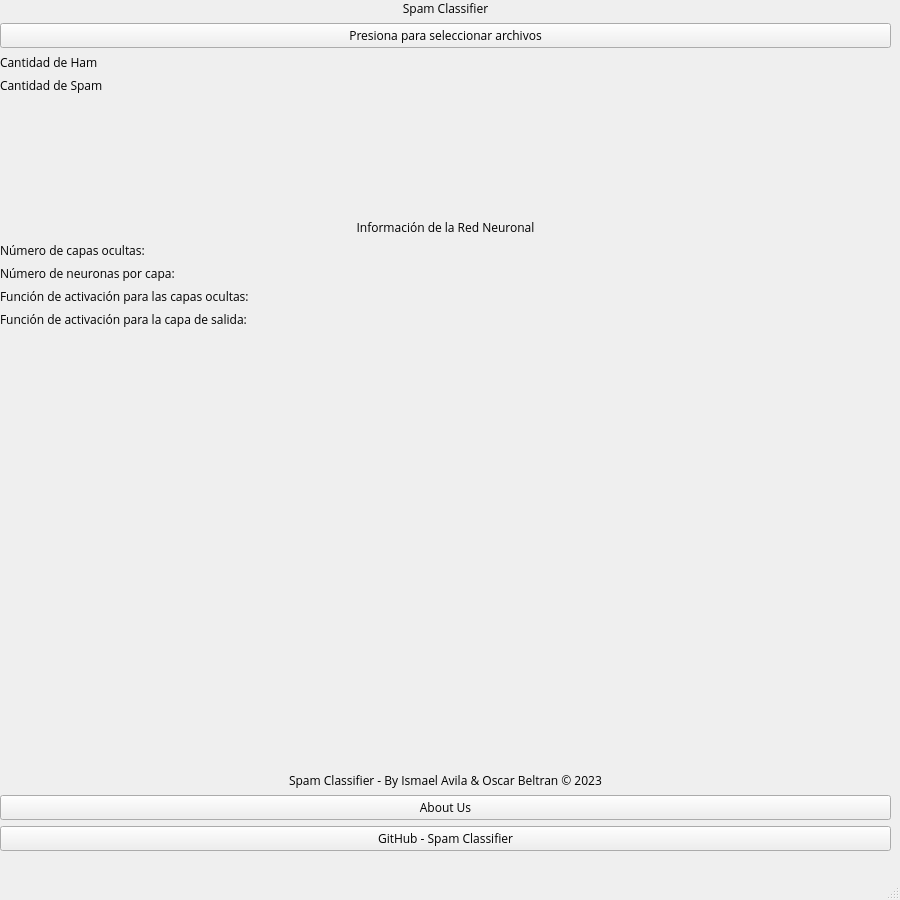
Above: main_window.ui from ismaelg-avilag/mlp-spam-classifier before the change. Below: the same form after it.
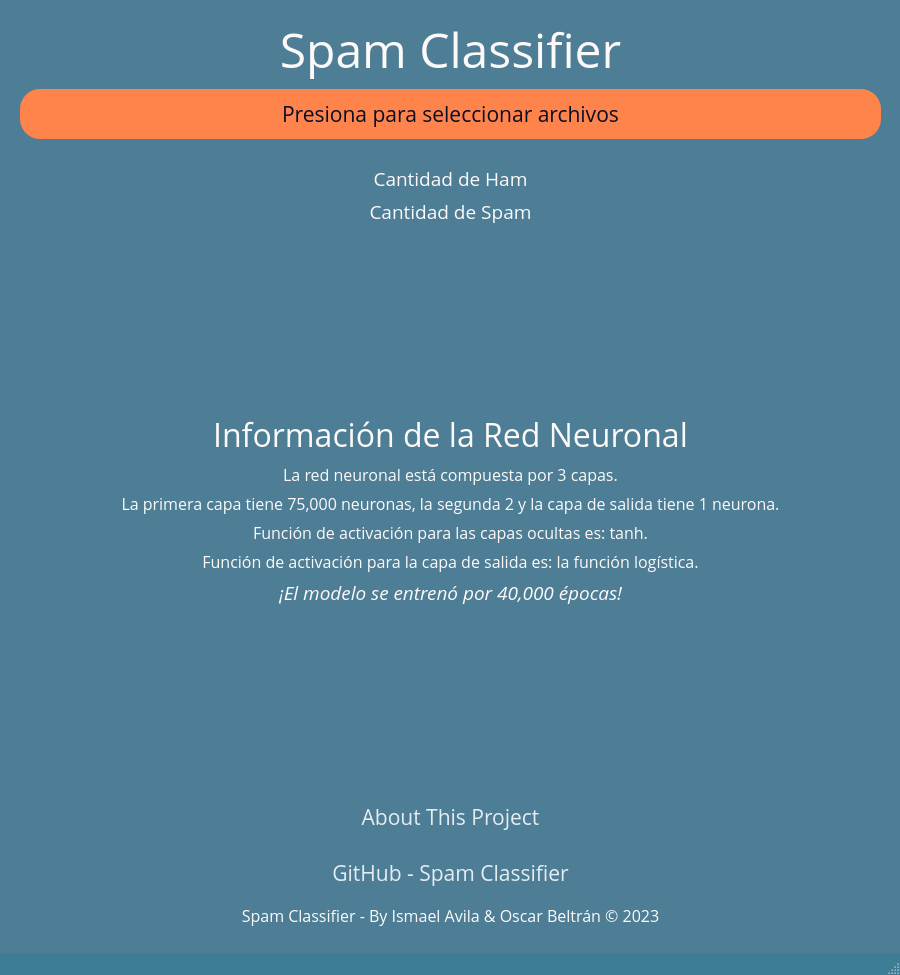
That is the form after the change. Icons and pictures are not drawn.

Commit message: Se agregaron estilos CSS e ícono a la ventana

```diff
--- a/main_window.ui
+++ b/main_window.ui
@@ -7,26 +7,52 @@
     <x>0</x>
     <y>0</y>
     <width>900</width>
-    <height>900</height>
+    <height>975</height>
    </rect>
   </property>
+  <property name="sizePolicy">
+   <sizepolicy hsizetype="Fixed" vsizetype="Fixed">
+    <horstretch>0</horstretch>
+    <verstretch>0</verstretch>
+   </sizepolicy>
+  </property>
+  <property name="minimumSize">
+   <size>
+    <width>900</width>
+    <height>975</height>
+   </size>
+  </property>
+  <property name="maximumSize">
+   <size>
+    <width>900</width>
+    <height>975</height>
+   </size>
+  </property>
   <property name="windowTitle">
    <string>Spam Classifier</string>
   </property>
   <property name="styleSheet">
-   <string notr="true"/>
+   <string notr="true">QMainWindow {
+background: #3E7D96;
+}</string>
   </property>
   <property name="locale">
    <locale language="English" country="UnitedStates"/>
   </property>
   <widget class="QWidget" name="centralwidget">
+   <property name="styleSheet">
+    <string notr="true">QWidget {
+background: #4E7D96;
+
+}</string>
+   </property>
    <widget class="QWidget" name="gridLayoutWidget">
     <property name="geometry">
      <rect>
-      <x>0</x>
-      <y>0</y>
-      <width>891</width>
-      <height>851</height>
+      <x>20</x>
+      <y>16</y>
+      <width>861</width>
+      <height>911</height>
      </rect>
     </property>
     <property name="font">
@@ -35,118 +61,22 @@
      </font>
     </property>
     <layout class="QGridLayout" name="gridLayout">
-     <item row="2" column="0">
-      <widget class="QLabel" name="label_3">
-       <property name="font">
-        <font>
-         <family>Open Sans</family>
-        </font>
-       </property>
-       <property name="text">
-        <string>Cantidad de Ham</string>
-       </property>
-      </widget>
-     </item>
-     <item row="6" column="0">
-      <widget class="QLabel" name="label_6">
-       <property name="font">
-        <font>
-         <family>Open Sans</family>
-        </font>
-       </property>
-       <property name="text">
-        <string>Número de capas ocultas:</string>
-       </property>
-      </widget>
-     </item>
-     <item row="4" column="0">
-      <spacer name="verticalSpacer_2">
-       <property name="font">
-        <font>
-         <family>Open Sans</family>
-        </font>
-       </property>
-       <property name="orientation">
-        <enum>Qt::Vertical</enum>
-       </property>
-       <property name="sizeHint" stdset="0">
-        <size>
-         <width>20</width>
-         <height>40</height>
-        </size>
-       </property>
-      </spacer>
-     </item>
-     <item row="1" column="0">
-      <widget class="QPushButton" name="pushButton">
-       <property name="font">
-        <font>
-         <family>Open Sans</family>
-        </font>
-       </property>
-       <property name="text">
-        <string>Presiona para seleccionar archivos</string>
-       </property>
-      </widget>
-     </item>
-     <item row="13" column="0">
-      <widget class="QPushButton" name="pushButton_3">
-       <property name="font">
-        <font>
-         <family>Open Sans</family>
-        </font>
-       </property>
-       <property name="text">
-        <string>About Us</string>
-       </property>
-      </widget>
-     </item>
-     <item row="12" column="0">
-      <widget class="QLabel" name="label_2">
-       <property name="font">
-        <font>
-         <family>Open Sans</family>
-        </font>
-       </property>
-       <property name="text">
-        <string>Spam Classifier - By Ismael Avila &amp; Oscar Beltran © 2023</string>
-       </property>
-       <property name="alignment">
-        <set>Qt::AlignCenter</set>
-       </property>
-      </widget>
-     </item>
-     <item row="8" column="0">
-      <widget class="QLabel" name="label_8">
-       <property name="font">
-        <font>
-         <family>Open Sans</family>
-        </font>
-       </property>
-       <property name="text">
-        <string>Función de activación para las capas ocultas:</string>
-       </property>
-      </widget>
-     </item>
-     <item row="7" column="0">
-      <widget class="QLabel" name="label_7">
-       <property name="font">
-        <font>
-         <family>Open Sans</family>
-        </font>
-       </property>
-       <property name="text">
-        <string>Número de neuronas por capa:</string>
-       </property>
-      </widget>
-     </item>
      <item row="0" column="0">
       <widget class="QLabel" name="label">
        <property name="font">
         <font>
          <family>Open Sans</family>
+         <pointsize>36</pointsize>
+         <italic>false</italic>
         </font>
        </property>
+       <property name="styleSheet">
+        <string notr="true">QLabel {
+color: #FCFAF8;
+margin: 0;
+padding: 0;
+}</string>
+       </property>
        <property name="text">
         <string>Spam Classifier</string>
        </property>
@@ -155,33 +85,37 @@
        </property>
       </widget>
      </item>
-     <item row="10" column="0">
-      <spacer name="verticalSpacer">
-       <property name="font">
-        <font>
-         <family>Open Sans</family>
-        </font>
-       </property>
+     <item row="12" column="0">
+      <spacer name="verticalSpacer_2">
        <property name="orientation">
         <enum>Qt::Vertical</enum>
        </property>
        <property name="sizeHint" stdset="0">
         <size>
          <width>20</width>
-         <height>438</height>
+         <height>40</height>
         </size>
        </property>
       </spacer>
      </item>
-     <item row="14" column="0">
-      <widget class="QPushButton" name="pushButton_2">
+     <item row="9" column="0">
+      <widget class="QLabel" name="label_8">
        <property name="font">
         <font>
          <family>Open Sans</family>
+         <pointsize>12</pointsize>
         </font>
        </property>
+       <property name="styleSheet">
+        <string notr="true">QLabel {
+color: #FCFAF8;
+}</string>
+       </property>
        <property name="text">
-        <string>GitHub - Spam Classifier</string>
+        <string>Función de activación para las capas ocultas es: tanh.</string>
+       </property>
+       <property name="alignment">
+        <set>Qt::AlignCenter</set>
        </property>
       </widget>
      </item>
@@ -190,20 +124,79 @@
        <property name="font">
         <font>
          <family>Open Sans</family>
+         <pointsize>14</pointsize>
         </font>
        </property>
+       <property name="styleSheet">
+        <string notr="true">QLabel {
+color: #FCFAF8;
+}</string>
+       </property>
        <property name="text">
-        <string>Cantidad de Spam</string>
+        <string>Cantidad de Ham</string>
        </property>
+       <property name="alignment">
+        <set>Qt::AlignCenter</set>
+       </property>
       </widget>
      </item>
-     <item row="5" column="0">
+     <item row="16" column="0">
+      <widget class="QLabel" name="label_2">
+       <property name="font">
+        <font>
+         <family>Open Sans</family>
+         <pointsize>12</pointsize>
+        </font>
+       </property>
+       <property name="styleSheet">
+        <string notr="true">QLabel {
+color: #FCFAF8;
+}</string>
+       </property>
+       <property name="text">
+        <string>Spam Classifier - By Ismael Avila &amp; Oscar Beltrán © 2023</string>
+       </property>
+       <property name="alignment">
+        <set>Qt::AlignCenter</set>
+       </property>
+      </widget>
+     </item>
+     <item row="11" column="0">
+      <widget class="QLabel" name="label_3">
+       <property name="font">
+        <font>
+         <family>Open Sans</family>
+         <pointsize>14</pointsize>
+         <italic>true</italic>
+        </font>
+       </property>
+       <property name="styleSheet">
+        <string notr="true">QLabel {
+color: #FCFAF8;
+}</string>
+       </property>
+       <property name="text">
+        <string>¡El modelo se entrenó por 40,000 épocas!</string>
+       </property>
+       <property name="alignment">
+        <set>Qt::AlignCenter</set>
+       </property>
+      </widget>
+     </item>
+     <item row="6" column="0">
       <widget class="QLabel" name="label_5">
        <property name="font">
         <font>
          <family>Open Sans</family>
+         <pointsize>24</pointsize>
+         <italic>false</italic>
         </font>
        </property>
+       <property name="styleSheet">
+        <string notr="true">QLabel {
+color: #FCFAF8;
+}</string>
+       </property>
        <property name="text">
         <string>Información de la Red Neuronal</string>
        </property>
@@ -212,18 +205,207 @@
        </property>
       </widget>
      </item>
-     <item row="9" column="0">
+     <item row="5" column="0">
+      <spacer name="verticalSpacer">
+       <property name="orientation">
+        <enum>Qt::Vertical</enum>
+       </property>
+       <property name="sizeHint" stdset="0">
+        <size>
+         <width>20</width>
+         <height>40</height>
+        </size>
+       </property>
+      </spacer>
+     </item>
+     <item row="1" column="0">
+      <widget class="QPushButton" name="pushButtonSelectFiles">
+       <property name="font">
+        <font>
+         <family>Open Sans</family>
+         <pointsize>16</pointsize>
+        </font>
+       </property>
+       <property name="styleSheet">
+        <string notr="true">QPushButton#pushButtonSelectFiles {
+margin: 0px;
+background: #FF844B;
+color: #0A0D25;
+padding: 10px;
+border-radius: 20px;
+}
+
+QPushButton#pushButtonSelectFiles:hover {
+background: #FFA47A;
+cursor: pointer;
+}</string>
+       </property>
+       <property name="text">
+        <string>Presiona para seleccionar archivos</string>
+       </property>
+      </widget>
+     </item>
+     <item row="10" column="0">
       <widget class="QLabel" name="label_9">
        <property name="font">
         <font>
          <family>Open Sans</family>
+         <pointsize>12</pointsize>
         </font>
        </property>
+       <property name="styleSheet">
+        <string notr="true">QLabel {
+color: #FCFAF8;
+}</string>
+       </property>
        <property name="text">
-        <string>Función de activación para la capa de salida:</string>
+        <string>Función de activación para la capa de salida es: la función logística.</string>
        </property>
+       <property name="alignment">
+        <set>Qt::AlignCenter</set>
+       </property>
       </widget>
      </item>
+     <item row="14" column="0">
+      <widget class="QPushButton" name="pushButtonAboutUs">
+       <property name="font">
+        <font>
+         <family>Open Sans</family>
+         <pointsize>16</pointsize>
+         <underline>false</underline>
+         <strikeout>false</strikeout>
+        </font>
+       </property>
+       <property name="styleSheet">
+        <string notr="true">QPushButton#pushButtonAboutUs {
+color: #E3EDF2;
+background: #4E7D96;
+border: none;
+padding: 10px;
+border-radius: 20px;
+text-decoration: none;
+}
+
+QPushButton#pushButtonAboutUs:hover {
+color: #E3EDF2;
+background: #55859E;
+cursor: pointer;
+text-decoration: underline;
+}</string>
+       </property>
+       <property name="text">
+        <string>About This Project</string>
+       </property>
+      </widget>
+     </item>
+     <item row="4" column="0">
+      <widget class="QLabel" name="labelAmountOfSpam">
+       <property name="font">
+        <font>
+         <family>Open Sans</family>
+         <pointsize>14</pointsize>
+        </font>
+       </property>
+       <property name="styleSheet">
+        <string notr="true">QLabel {
+color: #FCFAF8;
+}</string>
+       </property>
+       <property name="text">
+        <string>Cantidad de Spam</string>
+       </property>
+       <property name="alignment">
+        <set>Qt::AlignCenter</set>
+       </property>
+      </widget>
+     </item>
+     <item row="15" column="0">
+      <widget class="QPushButton" name="pushButtonGitHub">
+       <property name="font">
+        <font>
+         <family>Open Sans</family>
+         <pointsize>16</pointsize>
+         <underline>false</underline>
+         <strikeout>false</strikeout>
+        </font>
+       </property>
+       <property name="styleSheet">
+        <string notr="true">QPushButton#pushButtonGitHub {
+color: #E3EDF2;
+background: #4E7D96;
+border: none;
+padding: 10px;
+border-radius: 20px;
+text-decoration: none;
+}
+
+QPushButton#pushButtonGitHub:hover {
+color: #E3EDF2;
+background: #55859E;
+cursor: pointer;
+text-decoration: underline;
+}</string>
+       </property>
+       <property name="text">
+        <string>GitHub - Spam Classifier</string>
+       </property>
+      </widget>
+     </item>
+     <item row="7" column="0">
+      <widget class="QLabel" name="label_6">
+       <property name="font">
+        <font>
+         <family>Open Sans</family>
+         <pointsize>12</pointsize>
+        </font>
+       </property>
+       <property name="styleSheet">
+        <string notr="true">QLabel {
+color: #FCFAF8;
+}</string>
+       </property>
+       <property name="text">
+        <string>La red neuronal está compuesta por 3 capas.</string>
+       </property>
+       <property name="alignment">
+        <set>Qt::AlignCenter</set>
+       </property>
+      </widget>
+     </item>
+     <item row="8" column="0">
+      <widget class="QLabel" name="label_7">
+       <property name="font">
+        <font>
+         <family>Open Sans</family>
+         <pointsize>12</pointsize>
+        </font>
+       </property>
+       <property name="styleSheet">
+        <string notr="true">QLabel {
+color: #FCFAF8;
+}</string>
+       </property>
+       <property name="text">
+        <string>La primera capa tiene 75,000 neuronas, la segunda 2 y la capa de salida tiene 1 neurona.</string>
+       </property>
+       <property name="alignment">
+        <set>Qt::AlignCenter</set>
+       </property>
+      </widget>
+     </item>
+     <item row="2" column="0">
+      <spacer name="horizontalSpacer">
+       <property name="orientation">
+        <enum>Qt::Horizontal</enum>
+       </property>
+       <property name="sizeHint" stdset="0">
+        <size>
+         <width>40</width>
+         <height>20</height>
+        </size>
+       </property>
+      </spacer>
+     </item>
     </layout>
    </widget>
   </widget>
```
Left out of the diff: 6 changed lines with no effect on the pictures. The commit also changes 1 other file.
